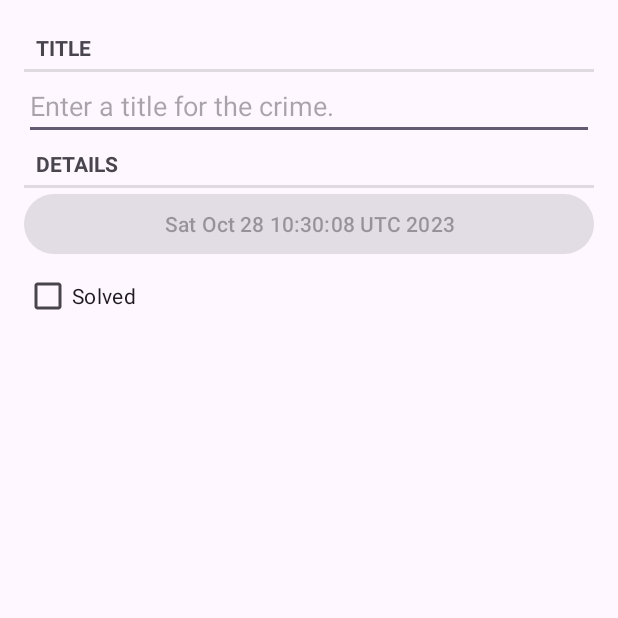
After one commit to M4NTR3O/CriminalIntent, an Android app: the fragment CrimeFragment shown on its own in the app's theme, on a phone screen of 412 x 824 dp, the top half of it. The commit adds this screen. Run offline under Robolectric (Android 15) with nearby library versions, the phone set to English and light mode, and no system bars.

Commit message:
Перенос данных со старого проекта (созданного не так)

```diff
--- /dev/null
+++ b/app/src/main/java/com/sample/criminaliintent/Crime.kt
@@ -0,0 +1,7 @@
+package com.sample.criminaliintent
+
+import java.util.Date
+import java.util.UUID
+
+class Crime(val id: UUID = UUID.randomUUID(), var title: String = "", var date: Date = Date(), var isSolved: Boolean = false) {
+}
--- /dev/null
+++ b/app/src/main/java/com/sample/criminaliintent/CrimeFragment.kt
@@ -0,0 +1,55 @@
+package com.sample.criminaliintent
+
+import android.os.Bundle
+import android.text.Editable
+import android.text.TextWatcher
+import android.view.LayoutInflater
+import android.view.View
+import android.view.ViewGroup
+import android.widget.Button
+import android.widget.CheckBox
+import android.widget.EditText
+import androidx.fragment.app.Fragment
+
+class CrimeFragment: Fragment() {
+    private lateinit var crime: Crime
+    private lateinit var titleField: EditText
+    private lateinit var dateButton: Button
+    private lateinit var solvedCheckBox: CheckBox
+    override fun onCreate(savedInstanceState: Bundle?) {
+        super.onCreate(savedInstanceState)
+        crime = Crime()
+    }
+    override fun onCreateView(inflater: LayoutInflater, container: ViewGroup?, savedInstanceState: Bundle?): View? {
+        val view = inflater.inflate(R.layout.fragment_crime, container, false)
+        titleField = view.findViewById(R.id.crime_title) as EditText
+        dateButton = view.findViewById(R.id.crime_date) as Button
+        solvedCheckBox = view.findViewById(R.id.crime_solved) as CheckBox
+        dateButton.apply {
+            text = crime.date.toString()
+            isEnabled = false
+        }
+        return view
+    }
+
+    override fun onStart() {
+        super.onStart()
+        val titleWatcher = object: TextWatcher {
+            override fun beforeTextChanged(sequence: CharSequence?, start: Int, count: Int, after: Int) {
+                // Это пространство оставлено пустым специально
+            }
+            override fun onTextChanged(sequence: CharSequence?, start: Int, before: Int, count: Int) {
+                crime.title = sequence.toString()
+            }
+            override fun afterTextChanged(sequence: Editable?) {
+                // И это
+            }
+        }
+        titleField.addTextChangedListener(titleWatcher)
+        solvedCheckBox.apply {
+            setOnCheckedChangeListener { _, isChecked ->
+                crime.isSolved = isChecked
+            }
+        }
+    }
+}
--- a/app/src/main/res/layout/activity_main.xml
+++ b/app/src/main/res/layout/activity_main.xml
@@ -1,18 +1,5 @@
-<?xml version="1.0" encoding="utf-8"?>
-<androidx.constraintlayout.widget.ConstraintLayout xmlns:android="http://schemas.android.com/apk/res/android"
-    xmlns:app="http://schemas.android.com/apk/res-auto"
-    xmlns:tools="http://schemas.android.com/tools"
+<FrameLayout
+    xmlns:android="http://schemas.android.com/apk/res/android"
+    android:id="@+id/fragment_container"
     android:layout_width="match_parent"
-    android:layout_height="match_parent"
-    tools:context=".MainActivity">
-
-    <TextView
-        android:layout_width="wrap_content"
-        android:layout_height="wrap_content"
-        android:text="Hello World!"
-        app:layout_constraintBottom_toBottomOf="parent"
-        app:layout_constraintEnd_toEndOf="parent"
-        app:layout_constraintStart_toStartOf="parent"
-        app:layout_constraintTop_toTopOf="parent" />
-
-</androidx.constraintlayout.widget.ConstraintLayout>
+    android:layout_height="match_parent"/>
--- /dev/null
+++ b/app/src/main/res/layout/fragment_crime.xml
@@ -0,0 +1,34 @@
+<?xml version="1.0" encoding="utf-8"?>
+<LinearLayout xmlns:android="http://schemas.android.com/apk/res/android"
+    xmlns:tools="http://schemas.android.com/tools"
+    android:orientation="vertical"
+    android:layout_width="match_parent"
+    android:layout_height="match_parent"
+    android:layout_margin="16dp">
+
+    <TextView
+        style="?android:listSeparatorTextViewStyle"
+        android:layout_width="match_parent"
+        android:layout_height="wrap_content"
+        android:text = "@string/crime_title_label"/>
+    <EditText
+        android:id="@+id/crime_title"
+        android:layout_width="match_parent"
+        android:layout_height="wrap_content"
+        android:hint="@string/crime_title_hint"/>
+    <TextView
+        style="?android:listSeparatorTextViewStyle"
+        android:layout_width="match_parent"
+        android:layout_height="wrap_content"
+        android:text="@string/crime_details_label"/>
+    <Button
+        android:id="@+id/crime_date"
+        android:layout_width="match_parent"
+        android:layout_height="wrap_content"
+        tools:text="Wed Nov 14 11:56 EST 2018"/>
+    <CheckBox
+        android:id="@+id/crime_solved"
+        android:layout_width="match_parent"
+        android:layout_height="wrap_content"
+        android:text="@string/crime_solved_label"/>
+</LinearLayout>
--- a/app/src/main/res/values/strings.xml
+++ b/app/src/main/res/values/strings.xml
@@ -1,3 +1,7 @@
 <resources>
-    <string name="app_name">CriminalIIntent</string>
+    <string name="app_name">CriminalIntent</string>
+    <string name="crime_title_hint">Enter a title for the crime.</string>
+    <string name="crime_title_label">Title</string>
+    <string name="crime_details_label">Details</string>
+    <string name="crime_solved_label">Solved</string>
 </resources>
```
